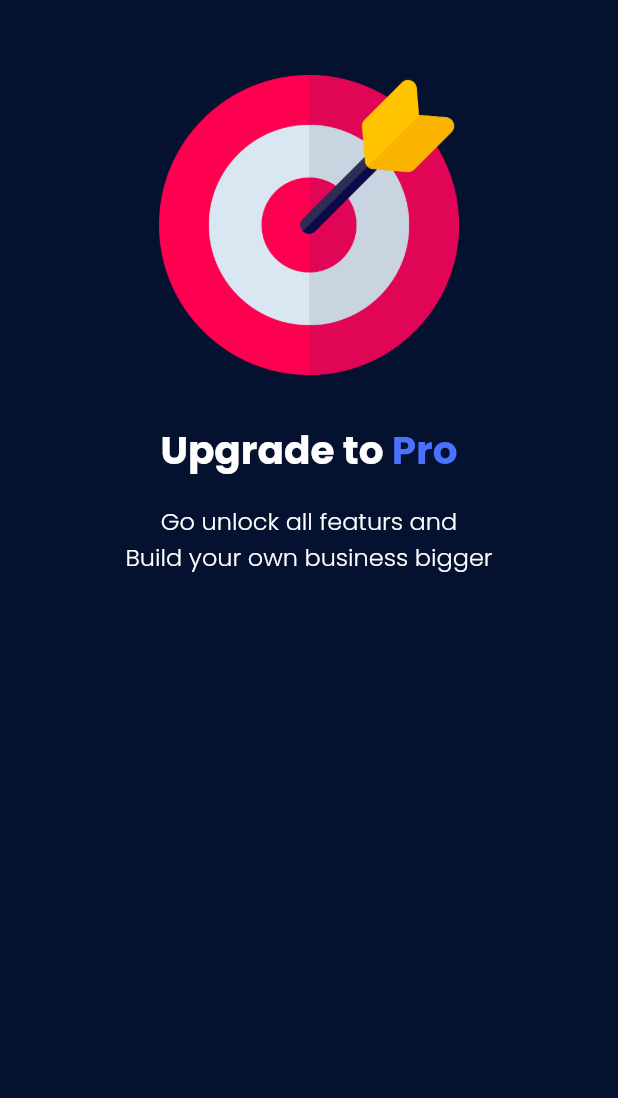
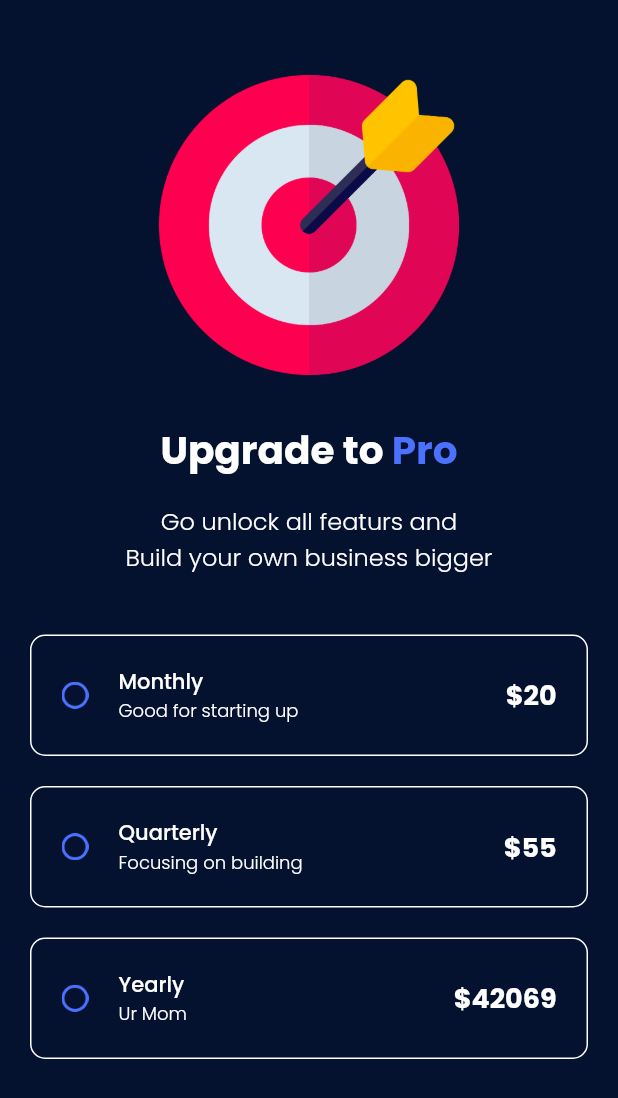
Before and after one commit to linggamdj/flutter-starter, a Flutter app: the screen it shows after launch, on a phone screen of 412 x 824 dp. Shown: the top 1098 px of the screen. Run offline on Flutter 3.47's test engine with Material 2 defaults, Android fonts, the phone set to English and light mode, and no system bars; our stand-ins replace google_fonts.

Commit message:
widgets added

```diff
--- a/payment_apps/lib/pages/payment_page.dart
+++ b/payment_apps/lib/pages/payment_page.dart
@@ -2,20 +2,24 @@ import 'package:flutter/cupertino.dart';
 import 'package:flutter/material.dart';
 import 'package:payment_apps/theme.dart';
 
-class PaymentPage extends StatelessWidget {
+class PaymentPage extends StatefulWidget {
+  @override
+  State<PaymentPage> createState() => _PaymentPageState();
+}
+
+class _PaymentPageState extends State<PaymentPage> {
+  int selectedIndex = -1;
   @override
   Widget build(BuildContext context) {
-    return Scaffold(
-      backgroundColor: darkBlue,
-      body: SafeArea(
-        child: Center(
-          child: Padding(
+    Widget header() {
+      return Padding(
         padding: const EdgeInsets.only(
           top: 50,
           left: 32,
           right: 32,
+          bottom: 20,
         ),
-            child: ListView(
+        child: Column(
           // crossAxisAlignment: CrossAxisAlignment.center,
           children: [
             Image.asset(
@@ -49,6 +53,108 @@ class PaymentPage extends StatelessWidget {
             ),
           ],
         ),
+      );
+    }
+
+    Widget option(int index, String title, String desc, String price) {
+      return GestureDetector(
+        onTap: () {
+          setState(() {
+            selectedIndex = index;
+          });
+        },
+        child: Container(
+          padding: EdgeInsets.all(20),
+          margin: EdgeInsets.only(
+            left: 20,
+            top: 20,
+            right: 20,
+          ),
+          decoration: BoxDecoration(
+            color: darkBlue,
+            borderRadius: BorderRadius.circular(10),
+            border: Border.all(
+              color: selectedIndex == index ? lightBlue : whiteColor,
+            ),
+          ),
+          child: Row(
+            children: [
+              selectedIndex == index
+                  ? Image.asset('assets/images/icon_true.png')
+                  : Image.asset(
+                      'assets/images/icon_false.png',
+                      width: 18,
+                      height: 18,
+                    ),
+              SizedBox(
+                width: 20,
+              ),
+              Column(
+                crossAxisAlignment: CrossAxisAlignment.start,
+                children: [
+                  Text(title, style: planTextStyle),
+                  Text(desc, style: descTextStyle),
+                ],
+              ),
+              Spacer(),
+              Text(price, style: priceTextStyle),
+            ],
+          ),
+        ),
+      );
+    }
+
+    Widget button() {
+      return GestureDetector(
+        onTap: () {},
+        child: Container(
+          padding: EdgeInsets.all(15),
+          margin: EdgeInsets.all(30),
+          decoration: BoxDecoration(
+            color: lightBlue,
+            borderRadius: BorderRadius.circular(50),
+          ),
+          child: Center(
+            child: Text(
+              "Checkout Now",
+              style: buttonTextStyle,
+            ),
+          ),
+        ),
+      );
+    }
+
+    return Scaffold(
+      backgroundColor: darkBlue,
+      body: SafeArea(
+        child: Center(
+          child: ListView(
+            children: [
+              header(),
+              option(
+                0,
+                "Monthly",
+                "Good for starting up",
+                "\$20",
+              ),
+              option(
+                1,
+                "Quarterly",
+                "Focusing on building",
+                "\$55",
+              ),
+              option(
+                2,
+                "Yearly",
+                "Ur Mom",
+                "\$42069",
+              ),
+              selectedIndex == -1
+                  ? SizedBox(
+                      height: 30,
+                    )
+                  : button(),
+            ],
           ),
         ),
       ),
```
Lines whose indentation alone changed are shown as unchanged.
